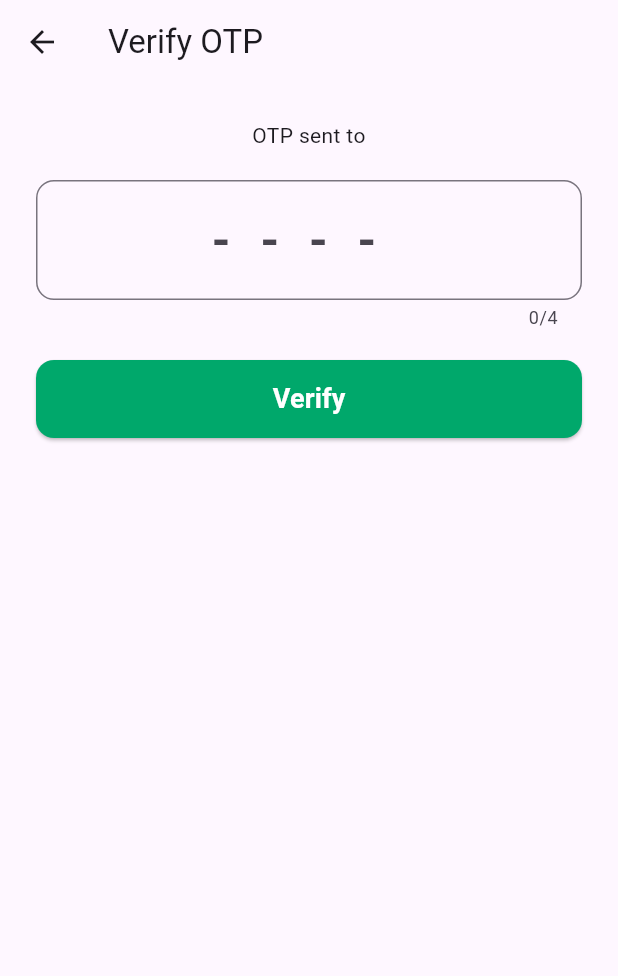
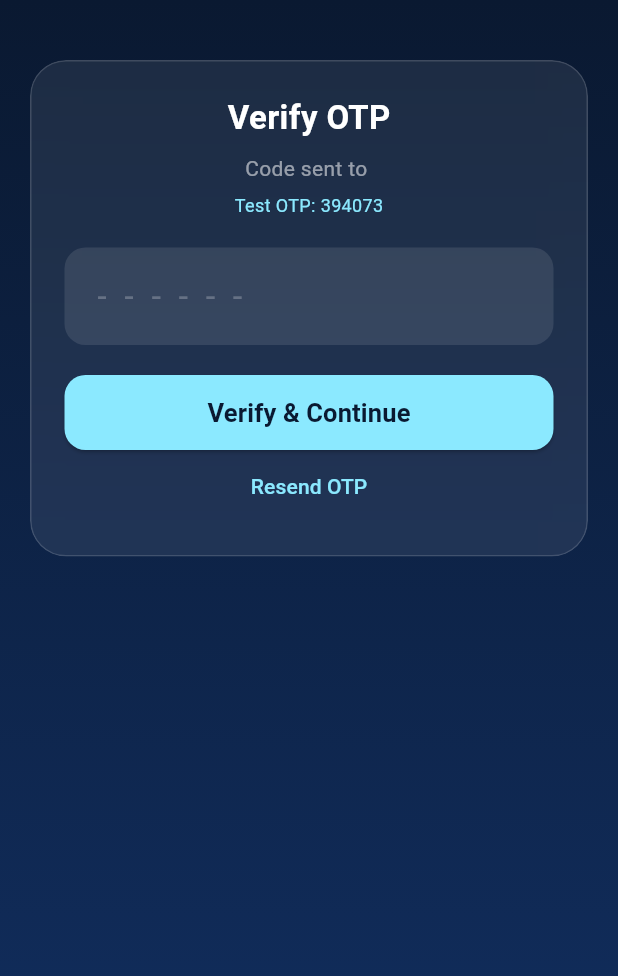
Before and after one commit to hridoy978121-a11y/sofor_driver, a Flutter app: the OtpScreen screen opened directly with empty values, on a phone screen of 412 x 824 dp. Shown: the top 976 px of the screen. Run offline on Flutter 3.47's test engine with Material 3 defaults, Android fonts, the phone set to English and light mode, and no system bars; our stand-ins replace firebase_auth, flutter_map, google_sign_in, latlong2, shared_preferences, sign_in_with_apple; accounts and stored records are empty.

```diff
--- /dev/null
+++ b/lib/screens/auth/otp_screen.dart
@@ -0,0 +1,159 @@
+import 'dart:ui';
+import 'package:flutter/material.dart';
+import 'vehicle_info_screen.dart';
+
+class OtpScreen extends StatefulWidget {
+  final String phone;
+  const OtpScreen({super.key, required this.phone});
+  @override
+  State<OtpScreen> createState() => _OtpScreenState();
+}
+
+class _OtpScreenState extends State<OtpScreen> {
+  final otpCtrl = TextEditingController();
+
+  void checkOtp() {
+    if (otpCtrl.text.trim() == '394073') {
+      Navigator.push(
+        context,
+        MaterialPageRoute(builder: (_) => const VehicleInfoScreen()),
+      );
+    } else {
+      ScaffoldMessenger.of(context).showSnackBar(
+        const SnackBar(
+          content: Text('Wrong OTP! Use 394073'),
+          backgroundColor: Colors.red,
+        ),
+      );
+    }
+  }
+
+  @override
+  Widget build(BuildContext context) {
+    return Scaffold(
+      body: Container(
+        decoration: const BoxDecoration(
+          gradient: LinearGradient(
+            begin: Alignment.topCenter,
+            end: Alignment.bottomCenter,
+            colors: [
+              Color(0xFF0A1931),
+              Color(0xFF123063),
+            ],
+          ),
+        ),
+        child: SafeArea(
+          child: Padding(
+            padding: const EdgeInsets.all(20),
+            child: Column(
+              children: [
+                const SizedBox(height: 20),
+                ClipRRect(
+                  borderRadius: BorderRadius.circular(24),
+                  child: BackdropFilter(
+                    filter: ImageFilter.blur(sigmaX: 25, sigmaY: 25),
+                    child: Container(
+                      padding: const EdgeInsets.all(22),
+                      decoration: BoxDecoration(
+                        color: Colors.white.withOpacity(0.08),
+                        borderRadius: BorderRadius.circular(24),
+                        border: Border.all(
+                          color: Colors.white.withOpacity(0.15),
+                        ),
+                      ),
+                      child: Column(
+                        children: [
+                          const Text(
+                            'Verify OTP',
+                            style: TextStyle(
+                              color: Colors.white,
+                              fontWeight: FontWeight.bold,
+                              fontSize: 22,
+                            ),
+                          ),
+                          const SizedBox(height: 8),
+                          Text(
+                            'Code sent to ${widget.phone}',
+                            style: const TextStyle(color: Colors.white54),
+                          ),
+                          const SizedBox(height: 6),
+                          const Text(
+                            'Test OTP: 394073',
+                            style: TextStyle(
+                              color: Color(0xFF8BE9FF),
+                              fontSize: 12,
+                            ),
+                          ),
+                          const SizedBox(height: 20),
+                          TextField(
+                            controller: otpCtrl,
+                            keyboardType: TextInputType.number,
+                            maxLength: 6,
+                            style: const TextStyle(
+                              color: Colors.white,
+                              letterSpacing: 12,
+                              fontSize: 22,
+                            ),
+                            decoration: InputDecoration(
+                              counterText: '',
+                              hintText: '------',
+                              hintStyle: const TextStyle(
+                                color: Colors.white24,
+                                letterSpacing: 12,
+                              ),
+                              filled: true,
+                              fillColor: Colors.white.withOpacity(0.1),
+                              border: OutlineInputBorder(
+                                borderRadius: BorderRadius.circular(14),
+                                borderSide: BorderSide.none,
+                              ),
+                            ),
+                          ),
+                          const SizedBox(height: 20),
+                          SizedBox(
+                            width: double.infinity,
+                            height: 50,
+                            child: ElevatedButton(
+                              style: ElevatedButton.styleFrom(
+                                backgroundColor: const Color(0xFF8BE9FF),
+                                shape: RoundedRectangleBorder(
+                                  borderRadius: BorderRadius.circular(14),
+                                ),
+                              ),
+                              onPressed: checkOtp,
+                              child: const Text(
+                                'Verify & Continue',
+                                style: TextStyle(
+                                  color: Color(0xFF0A1931),
+                                  fontWeight: FontWeight.bold,
+                                  fontSize: 17,
+                                ),
+                              ),
+                            ),
+                          ),
+                          TextButton(
+                            onPressed: () {
+                              ScaffoldMessenger.of(context).showSnackBar(
+                                const SnackBar(
+                                  content: Text('Your OTP is 394073'),
+                                ),
+                              );
+                            },
+                            child: const Text(
+                              'Resend OTP',
+                              style: TextStyle(color: Color(0xFF8BE9FF)),
+                            ),
+                          ),
+                        ],
+                      ),
+                    ),
+                  ),
+                ),
+              ],
+            ),
+          ),
+        ),
+      ),
+    );
+  }
+}
--- a/lib/screens/otp_screen.dart
+++ /dev/null
@@ -1,36 +0,0 @@
-import 'package:flutter/material.dart';
-import 'home_screen.dart';
-
-class OtpScreen extends StatelessWidget {
-  final String phone;
-  OtpScreen({required this.phone});
-  @override
-  Widget build(BuildContext context) {
-    return Scaffold(
-      appBar: AppBar(title: Text("Verify OTP")),
-      body: Padding(
-        padding: EdgeInsets.all(24),
-        child: Column(children: [
-          Text("OTP sent to $phone", textAlign: TextAlign.center),
-          SizedBox(height: 20),
-          TextField(
-            keyboardType: TextInputType.number,
-            maxLength: 4,
-            textAlign: TextAlign.center,
-            style: TextStyle(fontSize: 32, letterSpacing: 20, fontWeight: FontWeight.bold),
-            decoration: InputDecoration(hintText: "----", border: OutlineInputBorder(borderRadius: BorderRadius.circular(12))),
-          ),
-          SizedBox(height: 20),
-          SizedBox(
-            width: double.infinity, height: 52,
-            child: ElevatedButton(
-              style: ElevatedButton.styleFrom(backgroundColor: Color(0xFF00A86B), shape: RoundedRectangleBorder(borderRadius: BorderRadius.circular(12))),
-              onPressed: () => Navigator.pushAndRemoveUntil(context, MaterialPageRoute(builder: (_) => DriverHomePage()), (r) => false),
-              child: Text("Verify", style: TextStyle(color: Colors.white, fontSize: 18, fontWeight: FontWeight.bold)),
-            ),
-          )
-        ]),
-      ),
-    );
-  }
-}
```
Also changed, not shown: lib/screens/auth/document_upload_screen.dart (added, +22 -0 lines), lib/screens/auth/register_screen.dart (+8 -9 lines), lib/screens/auth/vehicle_info_screen.dart (added, +161 -0 lines), lib/widgets/sofor_logo.dart (added, +86 -0 lines).
